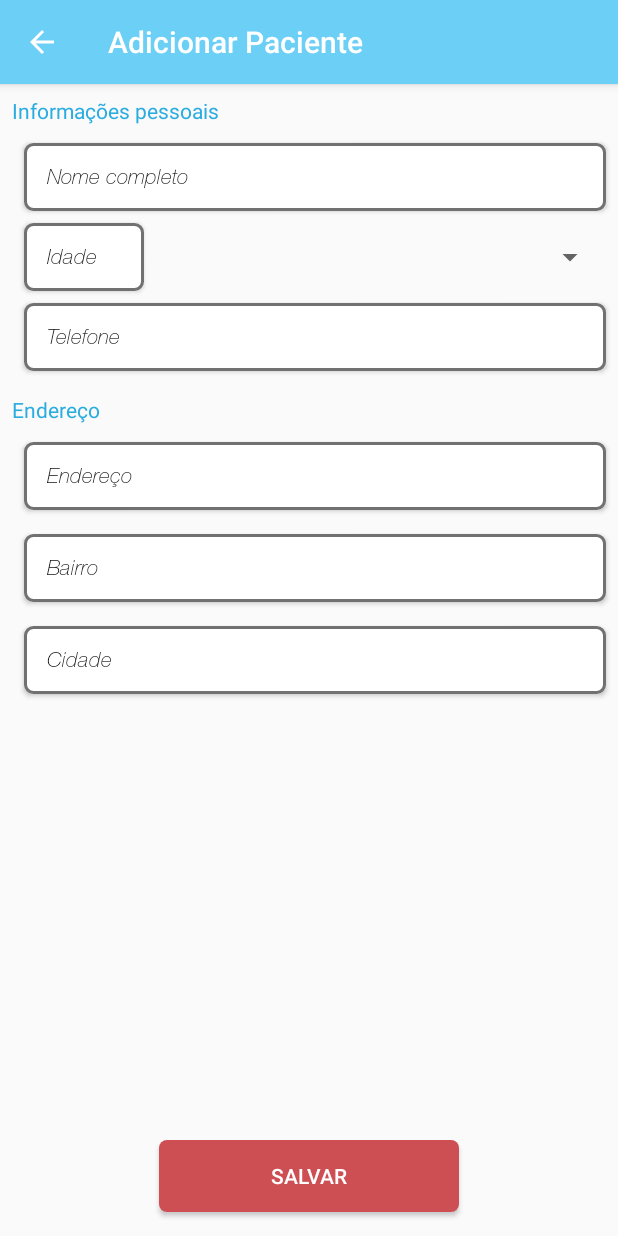
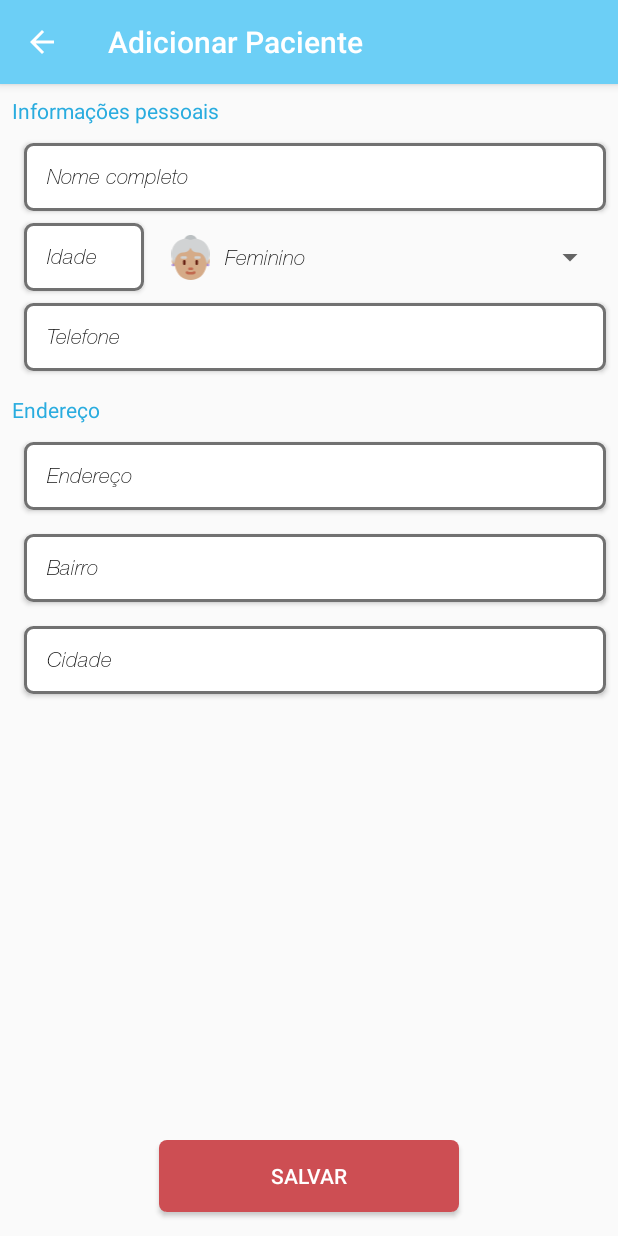
Before and after one commit to Rutth/careapp, an Android app: the AddPatientActivity screen opened directly, with no data from a screen before it, on a phone screen of 412 x 824 dp. Run offline under Robolectric (Android 15) with nearby library versions, the phone set to English and light mode, and no system bars; our stand-ins replace Firebase (no records; nobody signed in at launch, a user with empty details on screens opened directly).

Commit message:
spinner adapter

```diff
--- a/app/src/main/java/com/ruthb/careapp/AddPatientActivity.kt
+++ b/app/src/main/java/com/ruthb/careapp/AddPatientActivity.kt
@@ -3,14 +3,20 @@ package com.ruthb.careapp
 import android.content.Intent
 import android.support.v7.app.AppCompatActivity
 import android.os.Bundle
+import android.view.View
+import android.widget.AdapterView
 import android.widget.TextView
 import android.widget.Toast
+import com.ruthb.careapp.adapter.SpinnerPatient
 import com.ruthb.careapp.business.PatientBusiness
 import com.ruthb.careapp.entities.PatientEntity
 import kotlinx.android.synthetic.main.activity_add_patient.*
+import kotlinx.android.synthetic.main.activity_add_patient.spinner
 
 class AddPatientActivity : AppCompatActivity() {
+
     lateinit var mPatientBusiness: PatientBusiness
+    var genderPatient: String = ""
 
     override fun onCreate(savedInstanceState: Bundle?) {
         super.onCreate(savedInstanceState)
@@ -38,6 +44,21 @@ class AddPatientActivity : AppCompatActivity() {
 
 
         }
+        spinner.apply {
+            adapter = SpinnerPatient(this@AddPatientActivity, mutableListOf("Feminino", "Masculino"))
+        }
+        spinner.onItemSelectedListener = object : AdapterView.OnItemSelectedListener {
+            override fun onNothingSelected(parent: AdapterView<*>?) {
+
+            }
+
+            override fun onItemSelected(parent: AdapterView<*>?, view: View?, position: Int, id: Long) {
+                spinner.getItemAtPosition(position)
+                genderPatient = spinner.selectedItem as String
+                println("Gender $genderPatient")
+            }
+
+        }
     }
 
     private fun collectPatient(): PatientEntity {
@@ -48,6 +69,6 @@ class AddPatientActivity : AppCompatActivity() {
         val neighborhood = edtNeighborhood.text.toString()
         val city = edtCity.text.toString()
 
-        return PatientEntity(name = name, age = age.toInt(), phone = phone, address = address, neighborhood = neighborhood, city = city)
+        return PatientEntity(name = name, age = age.toInt(), phone = phone, address = address, neighborhood = neighborhood, city = city, gender = genderPatient)
     }
 }
--- a/app/src/main/java/com/ruthb/careapp/PatientActivity.kt
+++ b/app/src/main/java/com/ruthb/careapp/PatientActivity.kt
@@ -95,8 +95,9 @@ class PatientActivity : AppCompatActivity(), View.OnClickListener {
                     val age = child.child("age").value.toString()
                     val address = child.child("address").value.toString()
                     val city = child.child("city").value.toString()
+                    val gender = child.child("gender").value.toString()
                     if (child != null) {
-                        list.add(PatientEntity(key!!, name!!, age.toInt()!!, phone!!, address!!, neighborhood!!, city!!))
+                        list.add(PatientEntity(key!!, name, age.toInt(), phone, address, neighborhood, city, gender))
                     }
 
 
--- /dev/null
+++ b/app/src/main/java/com/ruthb/careapp/adapter/SpinnerPatient.kt
@@ -0,0 +1,47 @@
+package com.ruthb.careapp.adapter
+
+import android.content.Context
+import android.view.LayoutInflater
+import android.view.View
+import android.view.ViewGroup
+import android.widget.BaseAdapter
+import android.widget.ImageView
+import android.widget.TextView
+import com.ruthb.careapp.R
+
+class SpinnerPatient(val context: Context, val genderList: MutableList<String>) : BaseAdapter() {
+    private val mInflater: LayoutInflater = LayoutInflater.from(context)
+
+    override fun getView(position: Int, convertView: View?, parent: ViewGroup?): View? {
+
+
+        val view: View?
+        val vh: ListRowHolder
+        if (convertView == null) {
+            view = this.mInflater.inflate(R.layout.item_spinner_patient, parent, false)
+            vh = ListRowHolder(view)
+            view.tag = vh
+        } else {
+            view = convertView
+            vh = view.tag as ListRowHolder
+        }
+        if (genderList[position].startsWith("F")) {
+            vh.icon.setImageDrawable(context.getDrawable(R.drawable.ic_oldwoman))
+        }
+        vh.label.text = genderList[position]
+
+        return view
+    }
+
+    override fun getItem(position: Int): Any = genderList[position]
+
+    override fun getItemId(position: Int): Long = 0
+
+    override fun getCount(): Int = genderList.size
+}
+
+private class ListRowHolder(row: View?) {
+    val label: TextView = row?.findViewById(R.id.title) as TextView
+    val icon: ImageView = row?.findViewById(R.id.icon) as ImageView
+
+}
--- a/app/src/main/java/com/ruthb/careapp/entities/PatientEntity.kt
+++ b/app/src/main/java/com/ruthb/careapp/entities/PatientEntity.kt
@@ -6,4 +6,5 @@ data class PatientEntity(var key: String = "",
                          var phone: String = "",
                          var address: String = "",
                          var neighborhood: String = "",
-                         var city: String = "")
+                         var city: String = "",
+                         var gender: String = "")
--- a/app/src/main/java/com/ruthb/careapp/viewholder/PatientViewHolder.kt
+++ b/app/src/main/java/com/ruthb/careapp/viewholder/PatientViewHolder.kt
@@ -4,6 +4,7 @@ import android.content.Context
 import android.support.constraint.ConstraintLayout
 import android.support.v7.widget.RecyclerView
 import android.view.View
+import android.widget.ImageView
 import android.widget.TextView
 import com.ruthb.careapp.R
 import com.ruthb.careapp.entities.PatientEntity
@@ -13,10 +14,15 @@ class PatientViewHolder(itemView: View, val context: Context, val listener: OnPa
     private var name = itemView.findViewById<TextView>(R.id.name)
     private var age = itemView.findViewById<TextView>(R.id.age)
     private var layout = itemView.findViewById<ConstraintLayout>(R.id.main)
+    private var icon = itemView.findViewById<ImageView>(R.id.img)
 
     fun bindData(patient: PatientEntity) {
         name.text = patient.name
         age.text = patient.age.toString()
+
+        if(patient.gender.startsWith("F")){
+            icon.setImageDrawable(itemView.context.resources.getDrawable(R.drawable.ic_oldwoman))
+        }
 
         layout.setOnClickListener {
             listener.onClickPatient()
--- a/app/src/main/res/layout/activity_login.xml
+++ b/app/src/main/res/layout/activity_login.xml
@@ -85,9 +85,11 @@
         android:layout_marginEnd="8dp"
         android:layout_marginStart="8dp"
         android:layout_marginTop="24dp"
+        android:fontFamily="@font/lubalin_bold"
         android:text="Entre com"
         android:textColor="@color/textGray"
         android:textSize="16sp"
+        android:textStyle="bold"
         app:layout_constraintEnd_toEndOf="parent"
         app:layout_constraintHorizontal_bias="0.501"
         app:layout_constraintStart_toStartOf="parent"
@@ -100,8 +102,10 @@
         android:layout_marginBottom="16dp"
         android:layout_marginEnd="8dp"
         android:layout_marginStart="8dp"
+        android:fontFamily="@font/lubalin_regular"
         android:text="Cuidar da vida é importante!"
         android:textColor="@color/colorPrimaryDark"
+        android:textStyle="bold"
         app:layout_constraintBottom_toBottomOf="parent"
         app:layout_constraintEnd_toEndOf="parent"
         app:layout_constraintStart_toStartOf="parent" />
--- a/app/src/main/res/layout/item_patient.xml
+++ b/app/src/main/res/layout/item_patient.xml
@@ -14,7 +14,7 @@
         android:layout_marginBottom="8dp"
         android:layout_marginStart="8dp"
         android:layout_marginTop="8dp"
-        android:src="@drawable/ic_oldwoman"
+        android:src="@drawable/ic_old_man"
         app:layout_constraintBottom_toBottomOf="parent"
         app:layout_constraintStart_toStartOf="parent"
         app:layout_constraintTop_toTopOf="parent" />
--- /dev/null
+++ b/app/src/main/res/layout/item_spinner_patient.xml
@@ -0,0 +1,33 @@
+<?xml version="1.0" encoding="utf-8"?>
+<android.support.constraint.ConstraintLayout xmlns:android="http://schemas.android.com/apk/res/android"
+    xmlns:app="http://schemas.android.com/apk/res-auto"
+    xmlns:tools="http://schemas.android.com/tools"
+    android:layout_width="match_parent"
+    android:layout_height="50dp">
+
+    <ImageView
+        android:id="@+id/icon"
+        android:layout_width="30dp"
+        android:layout_height="30dp"
+        android:layout_marginBottom="8dp"
+        android:layout_marginStart="8dp"
+        android:layout_marginTop="8dp"
+        app:layout_constraintBottom_toBottomOf="parent"
+        app:layout_constraintStart_toStartOf="parent"
+        app:layout_constraintTop_toTopOf="parent"
+        app:srcCompat="@drawable/ic_old_man" />
+
+    <TextView
+        android:id="@+id/title"
+        android:layout_width="wrap_content"
+        android:layout_height="wrap_content"
+        android:layout_marginBottom="8dp"
+        android:layout_marginStart="8dp"
+        android:layout_marginTop="8dp"
+        android:fontFamily="@font/helvetica_neue_thin_italic"
+        android:text="Feminino"
+        android:textColor="@android:color/black"
+        app:layout_constraintBottom_toBottomOf="parent"
+        app:layout_constraintStart_toEndOf="@+id/icon"
+        app:layout_constraintTop_toTopOf="parent" />
+</android.support.constraint.ConstraintLayout>
```
Also changed, not shown: app/src/main/AndroidManifest.xml (+8 -2 lines), app/src/main/res/font/lubalin_bold.TTF (added), app/src/main/res/font/lubalin_regular.TTF (added).
